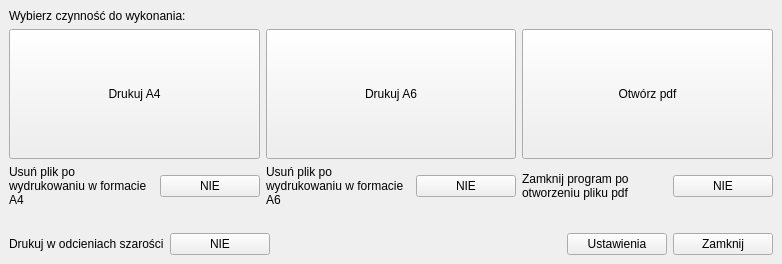
Old version of the form mainwindow.ui in the repository MarDom92/PrintMar.
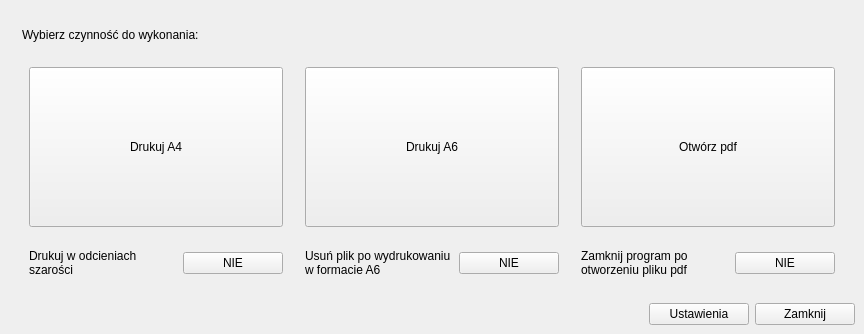
New version of the form. Icons and pictures are not drawn.

Commit message: remove file button - replace 2 buttons to 1

What changed in the file:
```diff
--- a/mainwindow.ui
+++ b/mainwindow.ui
@@ -6,14 +6,14 @@
    <rect>
     <x>0</x>
     <y>0</y>
-    <width>782</width>
-    <height>264</height>
+    <width>864</width>
+    <height>334</height>
    </rect>
   </property>
   <property name="minimumSize">
    <size>
-    <width>782</width>
-    <height>264</height>
+    <width>864</width>
+    <height>334</height>
    </size>
   </property>
   <property name="acceptDrops">
@@ -23,81 +23,65 @@
    <string>PrintMar</string>
   </property>
   <widget class="QWidget" name="centralwidget">
-   <layout class="QVBoxLayout" name="verticalLayout">
-    <item>
-     <widget class="QLabel" name="label">
-      <property name="text">
-       <string>Wybierz czynność do wykonania:</string>
+   <layout class="QGridLayout" name="gridLayout_2">
+    <item row="0" column="0">
+     <spacer name="verticalSpacer_4">
+      <property name="orientation">
+       <enum>Qt::Vertical</enum>
       </property>
-     </widget>
+      <property name="sizeType">
+       <enum>QSizePolicy::Minimum</enum>
+      </property>
+      <property name="sizeHint" stdset="0">
+       <size>
+        <width>1</width>
+        <height>16</height>
+       </size>
+      </property>
+     </spacer>
     </item>
-    <item>
+    <item row="1" column="0">
+     <layout class="QHBoxLayout" name="horizontalLayout_2">
+      <item>
+       <spacer name="horizontalSpacer_4">
+        <property name="orientation">
+         <enum>Qt::Horizontal</enum>
+        </property>
+        <property name="sizeType">
+         <enum>QSizePolicy::Minimum</enum>
+        </property>
+        <property name="sizeHint" stdset="0">
+         <size>
+          <width>13</width>
+          <height>20</height>
+         </size>
+        </property>
+       </spacer>
+      </item>
+      <item>
+       <widget class="QLabel" name="label">
+        <property name="text">
+         <string>Wybierz czynność do wykonania:</string>
+        </property>
+       </widget>
+      </item>
+     </layout>
+    </item>
+    <item row="2" column="0">
      <layout class="QGridLayout" name="gridLayout">
-      <item row="0" column="0" colspan="2">
-       <widget class="QPushButton" name="pushButton_print_A4">
-        <property name="sizePolicy">
-         <sizepolicy hsizetype="Expanding" vsizetype="Expanding">
-          <horstretch>0</horstretch>
-          <verstretch>0</verstretch>
-         </sizepolicy>
-        </property>
-        <property name="minimumSize">
-         <size>
-          <width>250</width>
-          <height>100</height>
-         </size>
-        </property>
-        <property name="toolTip">
-         <string/>
-        </property>
-        <property name="text">
-         <string>Drukuj A4</string>
-        </property>
-        <property name="icon">
-         <iconset theme="printer">
-          <normaloff>.</normaloff>.</iconset>
-        </property>
-        <property name="iconSize">
-         <size>
-          <width>32</width>
-          <height>32</height>
-         </size>
-        </property>
-       </widget>
-      </item>
-      <item row="0" column="2" colspan="2">
-       <widget class="QPushButton" name="pushButton_print_A6">
-        <property name="sizePolicy">
-         <sizepolicy hsizetype="Expanding" vsizetype="Expanding">
-          <horstretch>0</horstretch>
-          <verstretch>0</verstretch>
-         </sizepolicy>
-        </property>
-        <property name="minimumSize">
-         <size>
-          <width>250</width>
-          <height>100</height>
-         </size>
-        </property>
-        <property name="toolTip">
-         <string/>
-        </property>
-        <property name="text">
-         <string>Drukuj A6</string>
-        </property>
-        <property name="icon">
-         <iconset theme="printer">
-          <normaloff>.</normaloff>.</iconset>
-        </property>
-        <property name="iconSize">
-         <size>
-          <width>32</width>
-          <height>32</height>
-         </size>
-        </property>
-       </widget>
-      </item>
-      <item row="0" column="4" colspan="2">
+      <property name="leftMargin">
+       <number>20</number>
+      </property>
+      <property name="topMargin">
+       <number>0</number>
+      </property>
+      <property name="rightMargin">
+       <number>20</number>
+      </property>
+      <property name="bottomMargin">
+       <number>0</number>
+      </property>
+      <item row="1" column="6" colspan="2">
        <widget class="QPushButton" name="pushButton_open_pdf">
         <property name="sizePolicy">
          <sizepolicy hsizetype="Expanding" vsizetype="Expanding">
@@ -132,18 +116,72 @@
         </property>
        </widget>
       </item>
-      <item row="1" column="0">
-       <widget class="QLabel" name="label_to_remove_A4">
+      <item row="2" column="0">
+       <spacer name="verticalSpacer_2">
+        <property name="orientation">
+         <enum>Qt::Vertical</enum>
+        </property>
+        <property name="sizeType">
+         <enum>QSizePolicy::Minimum</enum>
+        </property>
+        <property name="sizeHint" stdset="0">
+         <size>
+          <width>1</width>
+          <height>16</height>
+         </size>
+        </property>
+       </spacer>
+      </item>
+      <item row="1" column="0" colspan="2">
+       <widget class="QPushButton" name="pushButton_print_A4">
+        <property name="sizePolicy">
+         <sizepolicy hsizetype="Expanding" vsizetype="Expanding">
+          <horstretch>0</horstretch>
+          <verstretch>0</verstretch>
+         </sizepolicy>
+        </property>
+        <property name="minimumSize">
+         <size>
+          <width>250</width>
+          <height>100</height>
+         </size>
+        </property>
+        <property name="toolTip">
+         <string/>
+        </property>
         <property name="text">
-         <string>Usuń plik po wydrukowaniu w formacie A4</string>
+         <string>Drukuj A4</string>
         </property>
-        <property name="wordWrap">
-         <bool>true</bool>
+        <property name="icon">
+         <iconset theme="printer">
+          <normaloff>.</normaloff>.</iconset>
+        </property>
+        <property name="iconSize">
+         <size>
+          <width>32</width>
+          <height>32</height>
+         </size>
         </property>
        </widget>
       </item>
-      <item row="1" column="1">
-       <widget class="QPushButton" name="pushButton_to_remove_A4">
+      <item row="1" column="5">
+       <spacer name="horizontalSpacer_3">
+        <property name="orientation">
+         <enum>Qt::Horizontal</enum>
+        </property>
+        <property name="sizeType">
+         <enum>QSizePolicy::Minimum</enum>
+        </property>
+        <property name="sizeHint" stdset="0">
+         <size>
+          <width>16</width>
+          <height>1</height>
+         </size>
+        </property>
+       </spacer>
+      </item>
+      <item row="3" column="1">
+       <widget class="QPushButton" name="pushButton_color_mode">
         <property name="minimumSize">
          <size>
           <width>100</width>
@@ -170,8 +208,8 @@
         </property>
        </widget>
       </item>
-      <item row="1" column="2">
-       <widget class="QLabel" name="label_to_remove_A6">
+      <item row="3" column="3">
+       <widget class="QLabel" name="label_to_remove">
         <property name="text">
          <string>Usuń plik po wydrukowaniu w formacie A6</string>
         </property>
@@ -180,8 +218,8 @@
         </property>
        </widget>
       </item>
-      <item row="1" column="3">
-       <widget class="QPushButton" name="pushButton_to_remove_A6">
+      <item row="3" column="7">
+       <widget class="QPushButton" name="pushButton_to_close_app">
         <property name="minimumSize">
          <size>
           <width>100</width>
@@ -208,7 +246,77 @@
         </property>
        </widget>
       </item>
-      <item row="1" column="4">
+      <item row="3" column="0">
+       <widget class="QLabel" name="label_color_mode">
+        <property name="text">
+         <string>Drukuj w odcieniach szarości</string>
+        </property>
+        <property name="wordWrap">
+         <bool>true</bool>
+        </property>
+       </widget>
+      </item>
+      <item row="3" column="4">
+       <widget class="QPushButton" name="pushButton_to_remove">
+        <property name="minimumSize">
+         <size>
+          <width>100</width>
+          <height>0</height>
+         </size>
+        </property>
+        <property name="maximumSize">
+         <size>
+          <width>100</width>
+          <height>16777215</height>
+         </size>
+        </property>
+        <property name="baseSize">
+         <size>
+          <width>100</width>
+          <height>0</height>
+         </size>
+        </property>
+        <property name="text">
+         <string>NIE</string>
+        </property>
+        <property name="checkable">
+         <bool>true</bool>
+        </property>
+       </widget>
+      </item>
+      <item row="1" column="3" colspan="2">
+       <widget class="QPushButton" name="pushButton_print_A6">
+        <property name="sizePolicy">
+         <sizepolicy hsizetype="Expanding" vsizetype="Expanding">
+          <horstretch>0</horstretch>
+          <verstretch>0</verstretch>
+         </sizepolicy>
+        </property>
+        <property name="minimumSize">
+         <size>
+          <width>250</width>
+          <height>100</height>
+         </size>
+        </property>
+        <property name="toolTip">
+         <string/>
+        </property>
+        <property name="text">
+         <string>Drukuj A6</string>
+        </property>
+        <property name="icon">
+         <iconset theme="printer">
+          <normaloff>.</normaloff>.</iconset>
+        </property>
+        <property name="iconSize">
+         <size>
+          <width>32</width>
+          <height>32</height>
+         </size>
+        </property>
+       </widget>
+      </item>
+      <item row="3" column="6">
        <widget class="QLabel" name="label__to_close_app">
         <property name="text">
          <string>Zamknij program po otworzeniu pliku pdf</string>
@@ -218,37 +326,41 @@
         </property>
        </widget>
       </item>
-      <item row="1" column="5">
-       <widget class="QPushButton" name="pushButton_to_close_app">
-        <property name="minimumSize">
-         <size>
-          <width>100</width>
-          <height>0</height>
-         </size>
+      <item row="0" column="0">
+       <spacer name="verticalSpacer_3">
+        <property name="orientation">
+         <enum>Qt::Vertical</enum>
         </property>
-        <property name="maximumSize">
-         <size>
-          <width>100</width>
-          <height>16777215</height>
-         </size>
+        <property name="sizeType">
+         <enum>QSizePolicy::Minimum</enum>
         </property>
-        <property name="baseSize">
+        <property name="sizeHint" stdset="0">
          <size>
-          <width>100</width>
-          <height>0</height>
+          <width>1</width>
+          <height>16</height>
          </size>
         </property>
-        <property name="text">
-         <string>NIE</string>
+       </spacer>
+      </item>
+      <item row="1" column="2">
+       <spacer name="horizontalSpacer">
+        <property name="orientation">
+         <enum>Qt::Horizontal</enum>
         </property>
-        <property name="checkable">
-         <bool>true</bool>
+        <property name="sizeType">
+         <enum>QSizePolicy::Minimum</enum>
         </property>
-       </widget>
+        <property name="sizeHint" stdset="0">
+         <size>
+          <width>16</width>
+          <height>1</height>
+         </size>
+        </property>
+       </spacer>
       </item>
      </layout>
     </item>
-    <item>
+    <item row="3" column="0">
      <spacer name="verticalSpacer">
       <property name="orientation">
        <enum>Qt::Vertical</enum>
@@ -264,46 +376,8 @@
       </property>
      </spacer>
     </item>
-    <item>
+    <item row="4" column="0">
      <layout class="QHBoxLayout" name="horizontalLayout">
-      <item>
-       <widget class="QLabel" name="label_color_mode">
-        <property name="text">
-         <string>Drukuj w odcieniach szarości</string>
-        </property>
-        <property name="wordWrap">
-         <bool>false</bool>
-        </property>
-       </widget>
-      </item>
-      <item>
-       <widget class="QPushButton" name="pushButton_color_mode">
-        <property name="minimumSize">
-         <size>
-          <width>100</width>
-          <height>0</height>
-         </size>
-        </property>
-        <property name="maximumSize">
-         <size>
-          <width>100</width>
-          <height>16777215</height>
-         </size>
-        </property>
-        <property name="baseSize">
-         <size>
-          <width>100</width>
-          <height>0</height>
-         </size>
-        </property>
-        <property name="text">
-         <string>NIE</string>
-        </property>
-        <property name="checkable">
-         <bool>true</bool>
-        </property>
-       </widget>
-      </item>
       <item>
        <spacer name="horizontalSpacer_2">
         <property name="orientation">
```
The commit also changes 3 other files.
